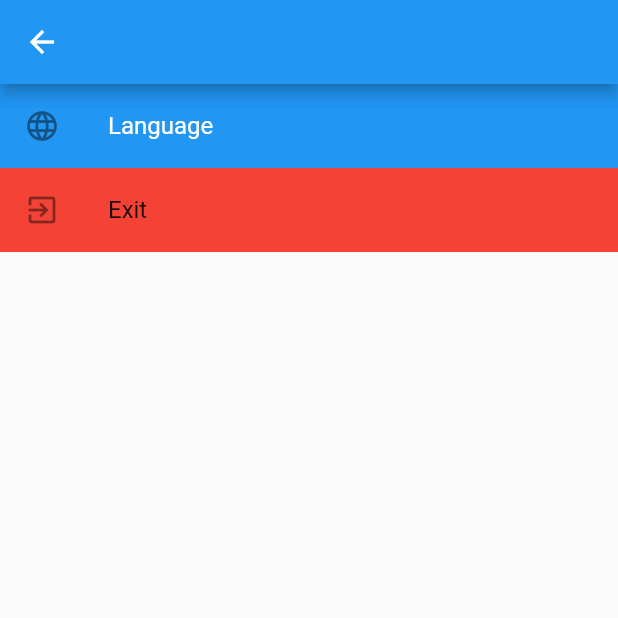
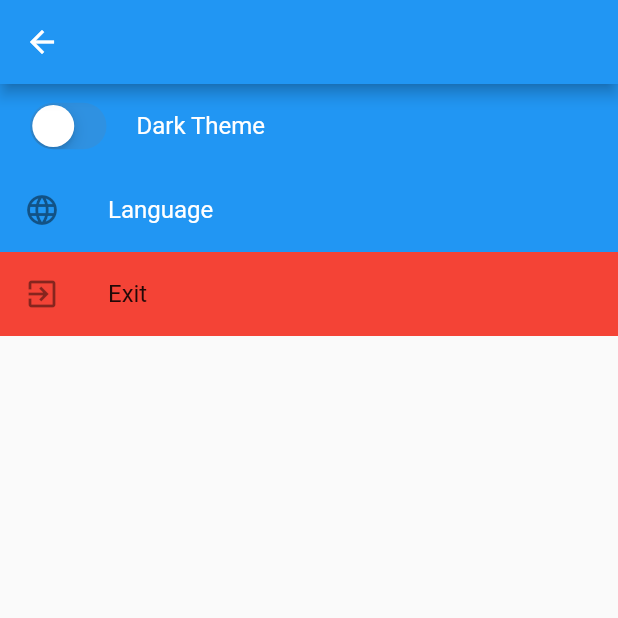
Before and after one commit to akturanilyas/password-recorder, a Flutter app: the SettingsPage screen opened by its route, on a phone screen of 412 x 824 dp, the top half of it. Run offline on Flutter 3.47's test engine with Material 2 defaults, Android fonts, the phone set to English and light mode, and no system bars; our stand-ins replace dio, flutter_slidable, loading_indicator, rflutter_alert, shared_preferences; missing offline and left inert: clickable_list_wheel_view, jwt_decode; accounts and stored records are empty.

Commit message:
Add: Dark mode added. But modes are need to be edit.

```diff
--- a/lib/l10n/intl_en.arb
+++ b/lib/l10n/intl_en.arb
@@ -11,5 +11,6 @@
   "delete":"Delete",
   "edit": "Edit",
   "exit": "Exit",
-  "language":"Language"
+  "language":"Language",
+  "theme": "Dark Theme"
 }
--- a/lib/l10n/intl_tr_TR.arb
+++ b/lib/l10n/intl_tr_TR.arb
@@ -11,5 +11,6 @@
   "delete":"Sil",
   "edit": "Düzenle",
   "exit":"Çıkış",
-  "language":"Dil"
+  "language":"Dil",
+  "theme":"Koyu Tema"
 }
--- a/lib/src/provider/navigation.provider.dart
+++ b/lib/src/provider/navigation.provider.dart
@@ -10,6 +10,7 @@ import 'package:password_saver/src/ui/setting/settings.dart';
 class NavigationProvider with ChangeNotifier {
   static Route<dynamic> generateRoute(RouteSettings settings) {
     //final args = settings.arguments;
+    // ignore: avoid_print
     print('Pushed ${settings.name}');
     switch (settings.name) {
       case Root.path:
--- a/lib/src/provider/preferences_provider.dart
+++ b/lib/src/provider/preferences_provider.dart
@@ -2,13 +2,40 @@ import 'package:flutter/material.dart';
 import 'package:shared_preferences/shared_preferences.dart';
 
 class PreferencesProvider with ChangeNotifier {
-  Locale _currentLocale = Locale('en');
-  String _lang = '';
+  ThemeData _themeData;
+  Locale _currentLocale;
+  String _lang;
+  bool _isDarkTheme;
+  PreferencesProvider(
+      this._themeData, this._currentLocale, this._lang, this._isDarkTheme);
+
+  ThemeData getTheme() => _themeData;
+  bool getIsDarkTheme() => _isDarkTheme;
   Locale get currentLocale => _currentLocale;
   String get lang => _lang;
 
+  // void setDefaultTheme() {
+  //   _themeData = ThemeData.light();
+  // }
+
+  // void setTheme(ThemeData theme) {
+  //   _themeData = theme;
+  //   notifyListeners();
+  // }
+
+  Future<void> changeTheme(bool value) async {
+    SharedPreferences prefs = await SharedPreferences.getInstance();
+    _isDarkTheme = value;
+    _themeData = _isDarkTheme ? ThemeData.dark() : ThemeData.light();
+    prefs.setBool('isDarkTheme', _isDarkTheme);
+    notifyListeners();
+  }
+
   Future<void> getPreferences() async {
     SharedPreferences prefs = await SharedPreferences.getInstance();
+    _isDarkTheme = prefs.getBool('isDarkTheme') ?? false;
+    _themeData = _isDarkTheme ? ThemeData.dark() : ThemeData.light();
+
     _lang = prefs.getString('language') ?? 'en';
     changeLocale(prefs.getString('language') ?? 'en');
     notifyListeners();
--- a/lib/src/ui/setting/settings.dart
+++ b/lib/src/ui/setting/settings.dart
@@ -1,5 +1,7 @@
+import 'package:flutter/cupertino.dart';
 import 'package:flutter/material.dart';
 import 'package:password_saver/src/provider/auth_provider.dart';
+import 'package:password_saver/src/provider/preferences_provider.dart';
 import 'package:provider/provider.dart';
 import 'package:password_saver/generated/l10n.dart';
 
@@ -10,11 +12,28 @@ class SettingsPage extends StatelessWidget {
   @override
   Widget build(BuildContext context) {
     final authProvider = Provider.of<AuthProvider>(context, listen: true);
-    var lang = S.of(context);
+    final pref = Provider.of<PreferencesProvider>(context, listen: true);
+    final lang = S.of(context);
+
     return Scaffold(
       appBar: AppBar(),
       body: Column(
         children: [
+          // todo change architecture
+
+          ListTile(
+            tileColor: Colors.blue,
+            leading: CupertinoSwitch(
+              value: pref.getIsDarkTheme(),
+              onChanged: (value) {
+                pref.changeTheme(value);
+              },
+            ),
+            title: Text(
+              lang.theme,
+              style: TextStyle(color: Colors.white),
+            ),
+          ),
           ListTile(
             tileColor: Colors.blue,
             leading: Icon(Icons.language_sharp),
--- a/pubspec.yaml
+++ b/pubspec.yaml
@@ -27,6 +27,7 @@ dependencies:
   flutter_localizations:
     sdk: flutter
 
+  flutter_statusbarcolor: any
   dio: ^4.0.0
   intl_utils: ^2.3.0
   json_serializable: ^4.1.3
```
Also changed, not shown: lib/main.dart (+14 -10 lines), lib/generated/intl/messages_en.dart, lib/generated/intl/messages_tr_TR.dart, lib/generated/l10n.dart, pubspec.lock.
